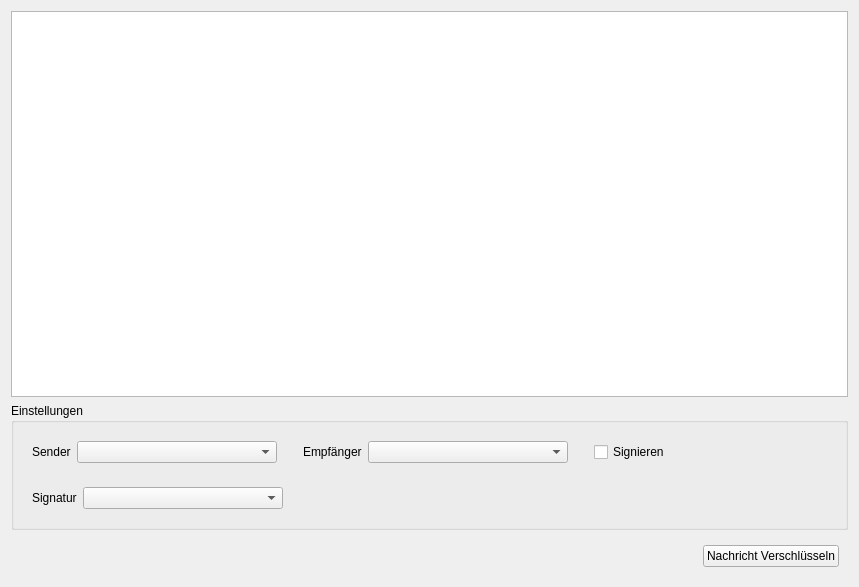
The window that ui/encryptwidget.ui (tbraun89/qGPG) describes before a commit, drawn with Qt 5.
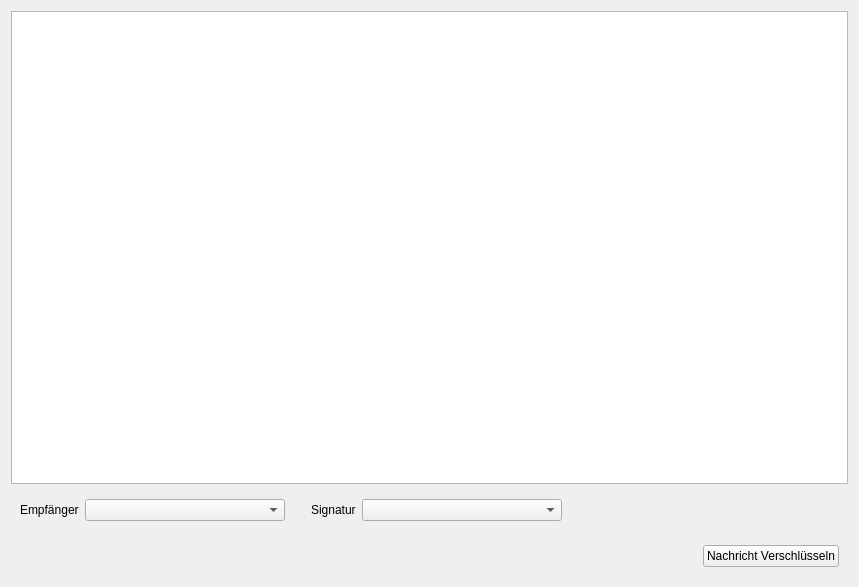
The same window after the commit.

What changed in the file:
```diff
--- a/ui/encryptwidget.ui
+++ b/ui/encryptwidget.ui
@@ -27,68 +27,11 @@
     </widget>
    </item>
    <item>
-    <widget class="QGroupBox" name="groupBox">
-     <property name="title">
-      <string>Einstellungen</string>
-     </property>
-     <layout class="QVBoxLayout" name="verticalLayout_2">
-      <item>
        <widget class="QWidget" name="widget" native="true">
-        <property name="sizePolicy">
-         <sizepolicy hsizetype="Preferred" vsizetype="Preferred">
-          <horstretch>0</horstretch>
-          <verstretch>0</verstretch>
-         </sizepolicy>
-        </property>
         <layout class="QHBoxLayout" name="horizontalLayout">
-         <item>
-          <widget class="QLabel" name="label">
-           <property name="sizePolicy">
-            <sizepolicy hsizetype="Maximum" vsizetype="Preferred">
-             <horstretch>0</horstretch>
-             <verstretch>0</verstretch>
-            </sizepolicy>
-           </property>
-           <property name="mouseTracking">
-            <bool>false</bool>
-           </property>
-           <property name="text">
-            <string>Sender</string>
-           </property>
-          </widget>
-         </item>
-         <item>
-          <widget class="QComboBox" name="secretKey">
-           <property name="minimumSize">
-            <size>
-             <width>200</width>
-             <height>0</height>
-            </size>
-           </property>
-           <property name="maximumSize">
-            <size>
-             <width>700</width>
-             <height>16777215</height>
-            </size>
-           </property>
-          </widget>
-         </item>
-         <item>
-          <spacer name="horizontalSpacer">
-           <property name="orientation">
-            <enum>Qt::Horizontal</enum>
-           </property>
-           <property name="sizeType">
-            <enum>QSizePolicy::Fixed</enum>
-           </property>
-           <property name="sizeHint" stdset="0">
-            <size>
-             <width>20</width>
-             <height>20</height>
-            </size>
-           </property>
-          </spacer>
-         </item>
+      <property name="leftMargin">
+       <number>9</number>
+      </property>
          <item>
           <widget class="QLabel" name="label_2">
            <property name="sizePolicy">
@@ -122,7 +65,7 @@
           </widget>
          </item>
          <item>
-          <spacer name="horizontalSpacer_3">
+       <spacer name="horizontalSpacer">
            <property name="orientation">
             <enum>Qt::Horizontal</enum>
            </property>
@@ -137,38 +80,6 @@
            </property>
           </spacer>
          </item>
-         <item>
-          <widget class="QCheckBox" name="signingCheckBox">
-           <property name="text">
-            <string>Signieren</string>
-           </property>
-           <property name="tristate">
-            <bool>false</bool>
-           </property>
-          </widget>
-         </item>
-         <item>
-          <spacer name="horizontalSpacer_2">
-           <property name="orientation">
-            <enum>Qt::Horizontal</enum>
-           </property>
-           <property name="sizeHint" stdset="0">
-            <size>
-             <width>0</width>
-             <height>20</height>
-            </size>
-           </property>
-          </spacer>
-         </item>
-        </layout>
-       </widget>
-      </item>
-      <item>
-       <widget class="QWidget" name="signWidget" native="true">
-        <property name="enabled">
-         <bool>true</bool>
-        </property>
-        <layout class="QHBoxLayout" name="horizontalLayout_2">
          <item>
           <widget class="QLabel" name="label_3">
            <property name="sizePolicy">
@@ -199,10 +110,13 @@
           </widget>
          </item>
          <item>
-          <spacer name="horizontalSpacer_4">
+       <spacer name="horizontalSpacer_3">
            <property name="orientation">
             <enum>Qt::Horizontal</enum>
            </property>
+        <property name="sizeType">
+         <enum>QSizePolicy::Expanding</enum>
+        </property>
            <property name="sizeHint" stdset="0">
             <size>
              <width>0</width>
@@ -212,9 +126,15 @@
           </spacer>
          </item>
         </layout>
-       </widget>
-      </item>
-     </layout>
+     <zorder>widget_2</zorder>
+     <zorder>label_2</zorder>
+     <zorder>publicKey</zorder>
+     <zorder>publicKey</zorder>
+     <zorder>label_2</zorder>
+     <zorder>horizontalSpacer</zorder>
+     <zorder>signingKey</zorder>
+     <zorder>label_3</zorder>
+     <zorder>horizontalSpacer_3</zorder>
     </widget>
    </item>
    <item>
```
Lines whose indentation alone changed are shown as unchanged.
